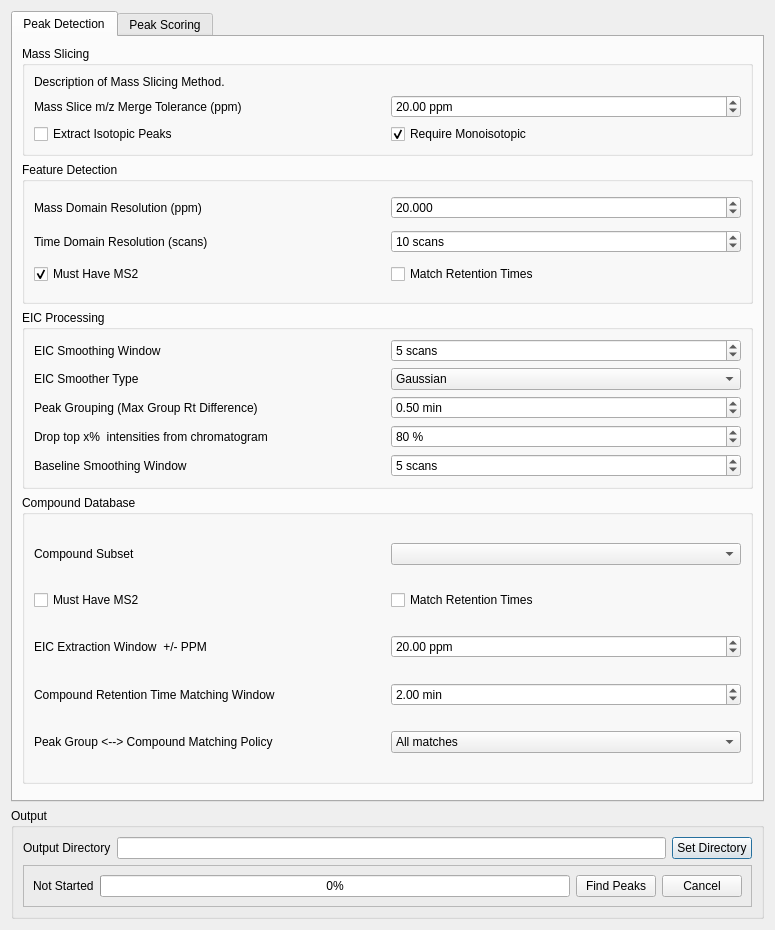
Qt form src/maven/forms/peakdetectiondialog.ui (eugenemel/maven) before a commit.
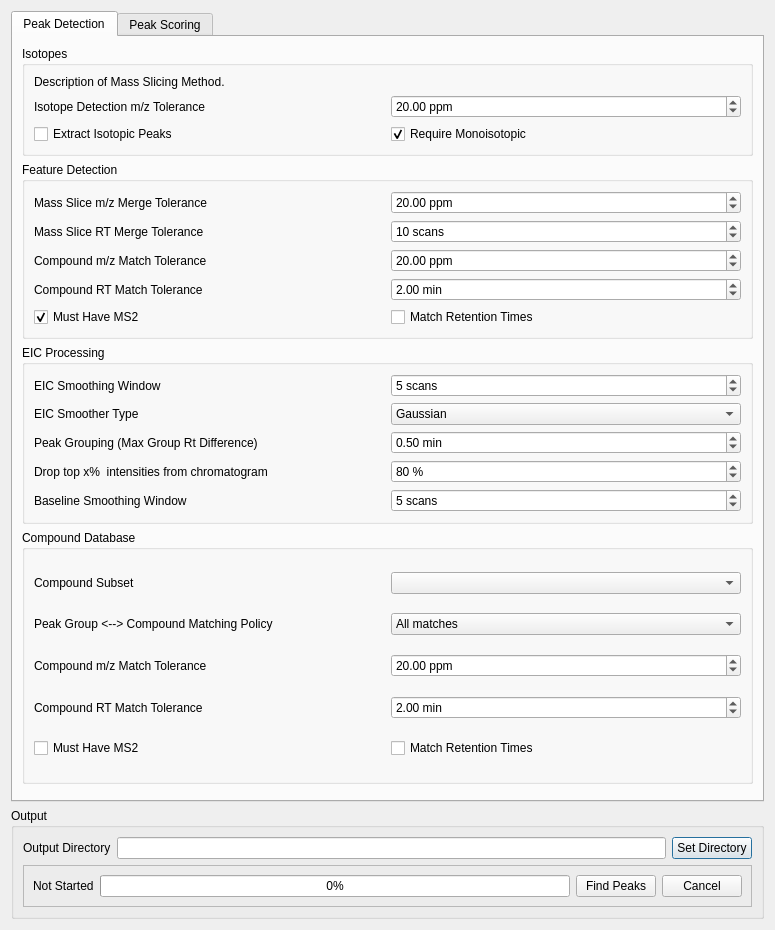
The same form after that commit.

Commit message: Issue 217: Updates to various parameters, peaks and compound db dialogs.

```diff
--- a/src/maven/forms/peakdetectiondialog.ui
+++ b/src/maven/forms/peakdetectiondialog.ui
@@ -109,31 +109,87 @@
           <string>Compound Database</string>
          </property>
          <layout class="QGridLayout" name="gridLayout_2">
-          <item row="0" column="1">
-           <widget class="QComboBox" name="compoundDatabase"/>
-          </item>
-          <item row="0" column="0">
-           <widget class="QLabel" name="label_3">
-            <property name="text">
-             <string>Compound Subset</string>
-            </property>
-           </widget>
-          </item>
-          <item row="5" column="0">
+          <item row="2" column="0">
            <widget class="QLabel" name="label_11">
             <property name="text">
-             <string>EIC Extraction Window  +/- PPM </string>
+             <string>Compound m/z Match Tolerance</string>
             </property>
            </widget>
           </item>
-          <item row="6" column="0">
+          <item row="2" column="1">
+           <widget class="QDoubleSpinBox" name="compoundPPMWindow">
+            <property name="suffix">
+             <string> ppm</string>
+            </property>
+            <property name="maximum">
+             <double>1000000.000000000000000</double>
+            </property>
+            <property name="value">
+             <double>20.000000000000000</double>
+            </property>
+           </widget>
+          </item>
+          <item row="3" column="0">
            <widget class="QLabel" name="label_4">
             <property name="text">
-             <string>Compound Retention Time Matching Window</string>
+             <string>Compound RT Match Tolerance</string>
             </property>
            </widget>
           </item>
-          <item row="7" column="1">
+          <item row="0" column="0">
+           <widget class="QLabel" name="label_3">
+            <property name="text">
+             <string>Compound Subset</string>
+            </property>
+           </widget>
+          </item>
+          <item row="4" column="0">
+           <widget class="QCheckBox" name="compoundMustHaveMS2">
+            <property name="text">
+             <string>Must Have MS2</string>
+            </property>
+           </widget>
+          </item>
+          <item row="0" column="1">
+           <widget class="QComboBox" name="compoundDatabase"/>
+          </item>
+          <item row="3" column="1">
+           <widget class="QDoubleSpinBox" name="compoundRTWindow">
+            <property name="prefix">
+             <string/>
+            </property>
+            <property name="suffix">
+             <string> min</string>
+            </property>
+            <property name="maximum">
+             <double>999999999.000000000000000</double>
+            </property>
+            <property name="singleStep">
+             <double>0.500000000000000</double>
+            </property>
+            <property name="value">
+             <double>2.000000000000000</double>
+            </property>
+           </widget>
+          </item>
+          <item row="4" column="1">
+           <widget class="QCheckBox" name="matchRt">
+            <property name="text">
+             <string>Match Retention Times</string>
+            </property>
+            <property name="checked">
+             <bool>false</bool>
+            </property>
+           </widget>
+          </item>
+          <item row="1" column="0">
+           <widget class="QLabel" name="label_16">
+            <property name="text">
+             <string>Peak Group &lt;--&gt; Compound Matching Policy</string>
+            </property>
+           </widget>
+          </item>
+          <item row="1" column="1">
            <widget class="QComboBox" name="peakGroupCompoundMatchPolicyBox">
             <item>
              <property name="text">
@@ -152,62 +208,6 @@
             </item>
            </widget>
           </item>
-          <item row="7" column="0">
-           <widget class="QLabel" name="label_16">
-            <property name="text">
-             <string>Peak Group &lt;--&gt; Compound Matching Policy</string>
-            </property>
-           </widget>
-          </item>
-          <item row="5" column="1">
-           <widget class="QDoubleSpinBox" name="compoundPPMWindow">
-            <property name="suffix">
-             <string> ppm</string>
-            </property>
-            <property name="maximum">
-             <double>1000000.000000000000000</double>
-            </property>
-            <property name="value">
-             <double>20.000000000000000</double>
-            </property>
-           </widget>
-          </item>
-          <item row="6" column="1">
-           <widget class="QDoubleSpinBox" name="compoundRTWindow">
-            <property name="prefix">
-             <string/>
-            </property>
-            <property name="suffix">
-             <string> min</string>
-            </property>
-            <property name="maximum">
-             <double>999999999.000000000000000</double>
-            </property>
-            <property name="singleStep">
-             <double>0.500000000000000</double>
-            </property>
-            <property name="value">
-             <double>2.000000000000000</double>
-            </property>
-           </widget>
-          </item>
-          <item row="1" column="1">
-           <widget class="QCheckBox" name="matchRt">
-            <property name="text">
-             <string>Match Retention Times</string>
-            </property>
-            <property name="checked">
-             <bool>false</bool>
-            </property>
-           </widget>
-          </item>
-          <item row="1" column="0">
-           <widget class="QCheckBox" name="compoundMustHaveMS2">
-            <property name="text">
-             <string>Must Have MS2</string>
-            </property>
-           </widget>
-          </item>
          </layout>
         </widget>
        </item>
@@ -232,30 +232,71 @@
           <bool>false</bool>
          </property>
          <layout class="QGridLayout" name="gridLayout">
-          <item row="0" column="0">
-           <widget class="QLabel" name="label_7">
-            <property name="text">
-             <string>Mass Domain Resolution (ppm)</string>
-            </property>
-           </widget>
-          </item>
           <item row="0" column="1">
-           <widget class="QDoubleSpinBox" name="ppmStep">
-            <property name="decimals">
-             <number>3</number>
+           <widget class="QDoubleSpinBox" name="spnMassSliceMzMergeTolr">
+            <property name="suffix">
+             <string> ppm</string>
             </property>
             <property name="maximum">
-             <double>1000000000.000000000000000</double>
+             <double>999999999.000000000000000</double>
             </property>
-            <property name="singleStep">
-             <double>1.000000000000000</double>
+            <property name="value">
+             <double>20.000000000000000</double>
             </property>
+           </widget>
+          </item>
+          <item row="0" column="0">
+           <widget class="QLabel" name="label_21">
+            <property name="text">
+             <string>Mass Slice m/z Merge Tolerance</string>
+            </property>
+           </widget>
+          </item>
+          <item row="8" column="0">
+           <widget class="QCheckBox" name="featureMustHaveMs2">
+            <property name="text">
+             <string>Must Have MS2</string>
+            </property>
+            <property name="checked">
+             <bool>true</bool>
+            </property>
+           </widget>
+          </item>
+          <item row="6" column="0">
+           <widget class="QLabel" name="label_22">
+            <property name="text">
+             <string>Compound m/z Match Tolerance</string>
+            </property>
+           </widget>
+          </item>
+          <item row="6" column="1">
+           <widget class="QDoubleSpinBox" name="spnFeatureToCompoundMatchTolr">
+            <property name="suffix">
+             <string> ppm</string>
+            </property>
+            <property name="maximum">
+             <double>9999999.000000000000000</double>
+            </property>
             <property name="value">
              <double>20.000000000000000</double>
             </property>
            </widget>
           </item>
-          <item row="4" column="1">
+          <item row="5" column="0">
+           <widget class="QLabel" name="label">
+            <property name="text">
+             <string>Mass Slice RT Merge Tolerance</string>
+            </property>
+           </widget>
+          </item>
+          <item row="8" column="1">
+           <widget class="QCheckBox" name="featureMatchRts">
+            <property name="text">
+             <string>Match Retention Times</string>
+            </property>
+           </widget>
+          </item>
+          <item row="5" column="1">
            <widget class="QDoubleSpinBox" name="rtStep">
             <property name="statusTip">
              <string>mz-rt matrix binning</string>
@@ -283,27 +324,23 @@
             </property>
            </widget>
           </item>
-          <item row="5" column="1">
-           <widget class="QCheckBox" name="featureMatchRts">
+          <item row="7" column="0">
+           <widget class="QLabel" name="label_23">
             <property name="text">
-             <string>Match Retention Times</string>
+             <string>Compound RT Match Tolerance</string>
             </property>
            </widget>
           </item>
-          <item row="4" column="0">
-           <widget class="QLabel" name="label">
-            <property name="text">
-             <string>Time Domain Resolution (scans)</string>
+          <item row="7" column="1">
+           <widget class="QDoubleSpinBox" name="spnFeatureToCompoundRtTolr">
+            <property name="suffix">
+             <string> min</string>
             </property>
-           </widget>
-          </item>
-          <item row="5" column="0">
-           <widget class="QCheckBox" name="featureMustHaveMs2">
-            <property name="text">
-             <string>Must Have MS2</string>
+            <property name="maximum">
+             <double>9999999.000000000000000</double>
             </property>
-            <property name="checked">
-             <bool>true</bool>
+            <property name="value">
+             <double>2.000000000000000</double>
             </property>
            </widget>
           </item>
@@ -450,20 +487,10 @@
           </sizepolicy>
          </property>
          <property name="title">
-          <string>Mass Slicing</string>
+          <string>Isotopes</string>
          </property>
          <layout class="QGridLayout" name="gridLayout_6">
-          <item row="2" column="1">
-           <widget class="QCheckBox" name="excludeIsotopicPeaks">
-            <property name="text">
-             <string>Require Monoisotopic</string>
-            </property>
-            <property name="checked">
-             <bool>true</bool>
-            </property>
-           </widget>
-          </item>
-          <item row="2" column="0">
+          <item row="3" column="0">
            <widget class="QCheckBox" name="reportIsotopes">
             <property name="text">
              <string>Extract Isotopic Peaks</string>
@@ -473,33 +500,49 @@
             </property>
            </widget>
           </item>
-          <item row="0" column="0" colspan="2">
+          <item row="3" column="1">
+           <widget class="QCheckBox" name="excludeIsotopicPeaks">
+            <property name="text">
+             <string>Require Monoisotopic</string>
+            </property>
+            <property name="checked">
+             <bool>true</bool>
+            </property>
+           </widget>
+          </item>
+          <item row="2" column="0">
+           <widget class="QLabel" name="label_7">
+            <property name="text">
+             <string>Isotope Detection m/z Tolerance</string>
+            </property>
+           </widget>
+          </item>
+          <item row="2" column="1">
+           <widget class="QDoubleSpinBox" name="ppmStep">
+            <property name="suffix">
+             <string> ppm</string>
+            </property>
+            <property name="decimals">
+             <number>2</number>
+            </property>
+            <property name="maximum">
+             <double>1000000000.000000000000000</double>
+            </property>
+            <property name="singleStep">
+             <double>1.000000000000000</double>
+            </property>
+            <property name="value">
+             <double>20.000000000000000</double>
+            </property>
+           </widget>
+          </item>
+          <item row="1" column="0" colspan="2">
            <widget class="QLabel" name="lblMassSlicingMethod">
             <property name="text">
              <string>Description of Mass Slicing Method.</string>
             </property>
            </widget>
           </item>
-          <item row="1" column="0">
-           <widget class="QLabel" name="label_21">
-            <property name="text">
-             <string>Mass Slice m/z Merge Tolerance (ppm)</string>
-            </property>
-           </widget>
-          </item>
-          <item row="1" column="1">
-           <widget class="QDoubleSpinBox" name="spnMassSliceMzMergeTolr">
-            <property name="suffix">
-             <string> ppm</string>
-            </property>
-            <property name="maximum">
-             <double>999999999.000000000000000</double>
-            </property>
-            <property name="value">
-             <double>20.000000000000000</double>
-            </property>
-           </widget>
-          </item>
          </layout>
         </widget>
        </item>
```
The commit also changes 3 other files.
